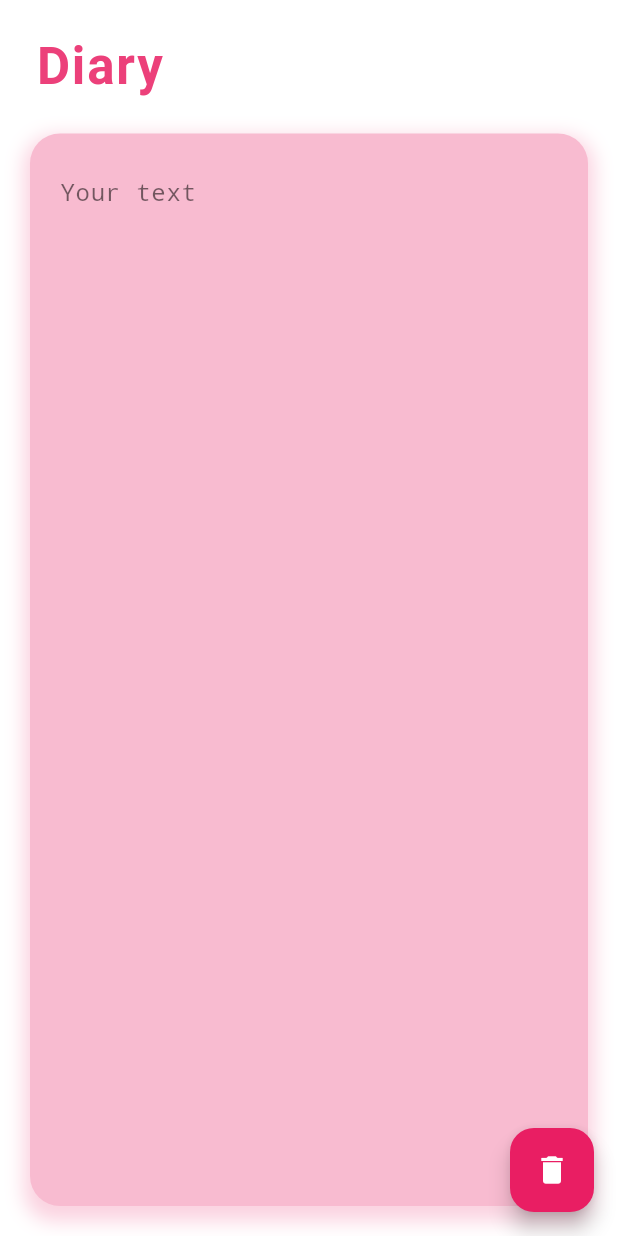
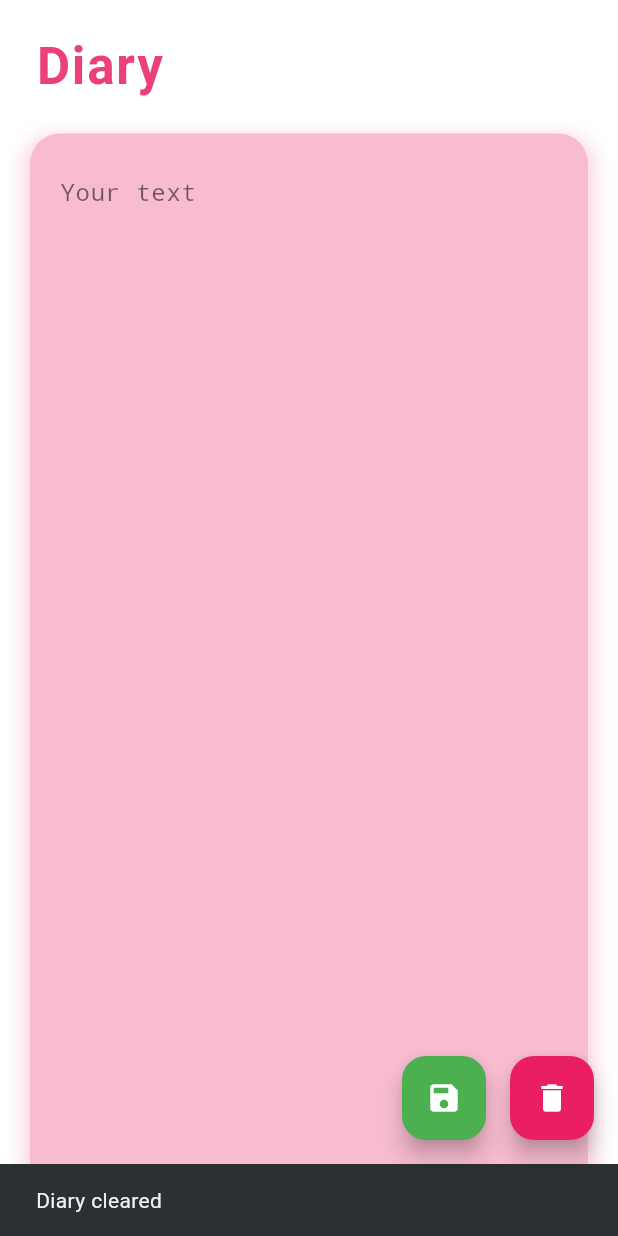
Before and after one commit to PukisCarol/KenGuRuu, a Flutter app: the DiaryPage screen opened directly, after a tap on the "delete" icon, on a phone screen of 412 x 824 dp. Run offline on Flutter 3.47's test engine with Material 3 defaults, Android fonts, the phone set to English and light mode, and no system bars; drawn by our look-alikes of calendar_view; our stand-ins replace cloud_firestore, firebase_auth, firebase_core, fluttertoast, google_fonts; accounts and stored records are empty.

Commit message:
diary su duombaze veikimas

```diff
--- a/lib/pages/DiaryPage.dart
+++ b/lib/pages/DiaryPage.dart
@@ -1,6 +1,4 @@
-
 import 'package:flutter/material.dart';
-import 'package:kenguruu/pages/ToDoPageDialogButtons.dart';
 import 'package:cloud_firestore/cloud_firestore.dart';
 import 'package:firebase_auth/firebase_auth.dart';
 
@@ -14,13 +12,57 @@ class DiaryPage extends StatefulWidget {
 
 class _DiaryPageState extends State<DiaryPage> with SingleTickerProviderStateMixin {
   final TextEditingController _controller = TextEditingController();
+  final user = FirebaseAuth.instance.currentUser;
+  bool _isLoading = true;
 
-  List<String> diaryEntries = [];
+  @override
+  void initState() {
+    super.initState();
+    loadDiary();
+  }
 
-  void clearTextField() {
+  Future<void> loadDiary() async {
+    if (user == null) return;
+
+    final doc = await FirebaseFirestore.instance.collection('diaries').doc(user!.uid).get();
+    if (doc.exists) {
+      setState(() {
+        _controller.text = doc['text'] ?? '';
+      });
+    }
+    setState(() {
+      _isLoading = false;
+    });
+  }
+
+  Future<void> saveDiary() async {
+    if (user == null) return;
+
+    await FirebaseFirestore.instance.collection('diaries').doc(user!.uid).set({
+      'text': _controller.text,
+      'updated_at': FieldValue.serverTimestamp(),
+    });
+
+    ScaffoldMessenger.of(context).showSnackBar(
+      const SnackBar(content: Text("Diary saved")),
+    );
+  }
+
+  Future<void> clearDiary() async {
     setState(() {
       _controller.clear();
     });
+
+    if (user != null) {
+      await FirebaseFirestore.instance.collection('diaries').doc(user!.uid).set({
+        'text': '',
+        'updated_at': FieldValue.serverTimestamp(),
+      });
+    }
+
+    ScaffoldMessenger.of(context).showSnackBar(
+      const SnackBar(content: Text("Diary cleared")),
+    );
   }
 
   @override
@@ -28,12 +70,14 @@ class _DiaryPageState extends State<DiaryPage> with SingleTickerProviderStateMix
     return Scaffold(
       backgroundColor: Colors.white,
       body: SafeArea(
-        child: Column(
+        child: _isLoading
+            ? const Center(child: CircularProgressIndicator())
+            : Column(
           crossAxisAlignment: CrossAxisAlignment.stretch,
           children: [
             const SizedBox(height: 20),
 
-            // "Diary" title aligned to the right
+            // Title
             Padding(
               padding: const EdgeInsets.symmetric(horizontal: 24),
               child: Align(
@@ -52,7 +96,7 @@ class _DiaryPageState extends State<DiaryPage> with SingleTickerProviderStateMix
 
             const SizedBox(height: 20),
 
-            // Pink diary input box with rounded corners and shadow
+            // Text area
             Expanded(
               child: Padding(
                 padding: const EdgeInsets.symmetric(horizontal: 20),
@@ -67,7 +111,7 @@ class _DiaryPageState extends State<DiaryPage> with SingleTickerProviderStateMix
                         color: Colors.pink.withOpacity(0.2),
                         spreadRadius: 4,
                         blurRadius: 10,
-                        offset: Offset(0, 6),
+                        offset: const Offset(0, 6),
                       )
                     ],
                   ),
@@ -90,16 +134,32 @@ class _DiaryPageState extends State<DiaryPage> with SingleTickerProviderStateMix
                 ),
               ),
             ),
+
             const SizedBox(height: 20),
           ],
         ),
       ),
 
-      // Eraser button
-      floatingActionButton: FloatingActionButton(
-        onPressed: clearTextField,
-        backgroundColor: Colors.pink,
-        child: const Icon(Icons.delete, color: Colors.white),
+      // Floating buttons (save + delete)
+      floatingActionButton: Row(
+        mainAxisAlignment: MainAxisAlignment.end,
+        children: [
+          // Save button (green)
+          FloatingActionButton(
+            onPressed: saveDiary,
+            backgroundColor: Colors.green,
+            heroTag: 'save',
+            child: const Icon(Icons.save, color: Colors.white),
+          ),
+          const SizedBox(width: 16),
+          // Delete button (red)
+          FloatingActionButton(
+            onPressed: clearDiary,
+            backgroundColor: Colors.pink,
+            heroTag: 'delete',
+            child: const Icon(Icons.delete, color: Colors.white),
+          ),
+        ],
       ),
       floatingActionButtonLocation: FloatingActionButtonLocation.endFloat,
     );
```
